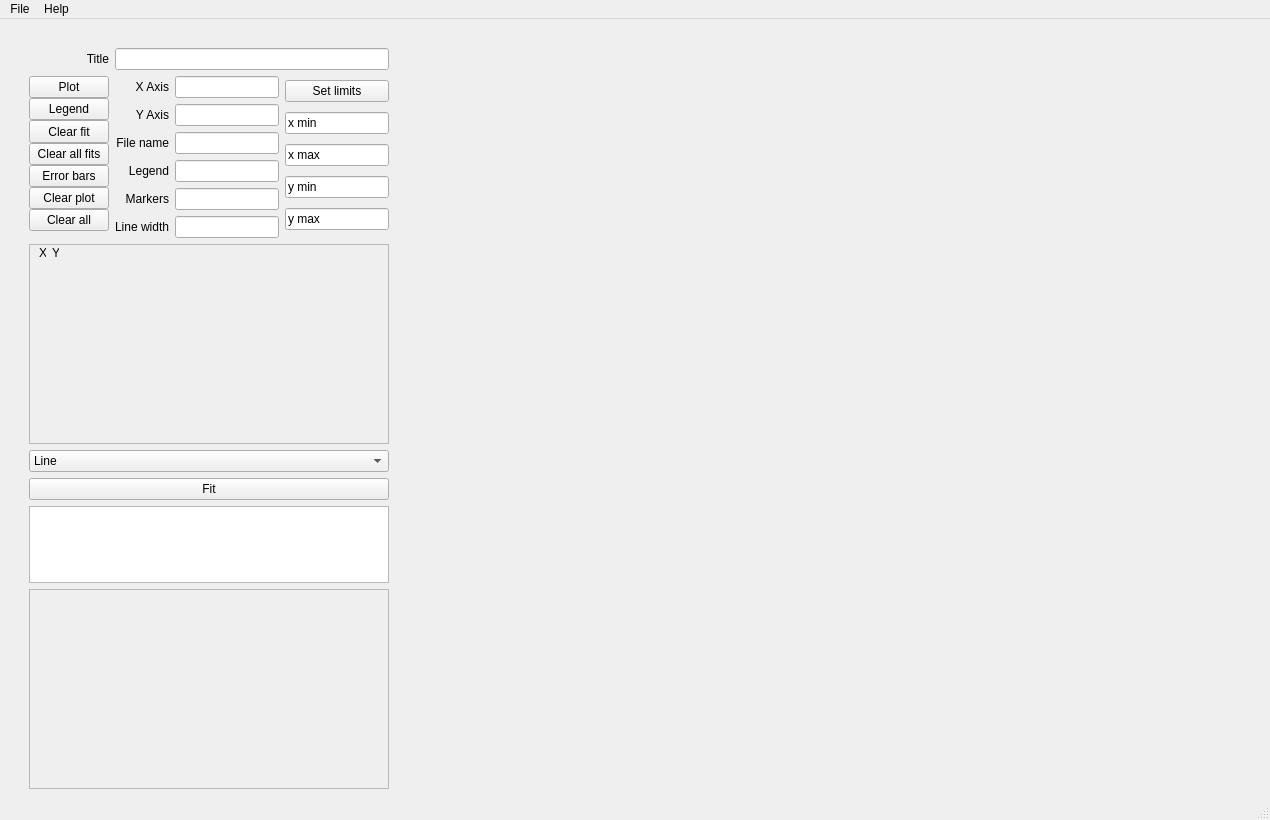
Before: the Qt Designer form a.ui in Arepop/Quick-Fitter, drawn with Qt 5.
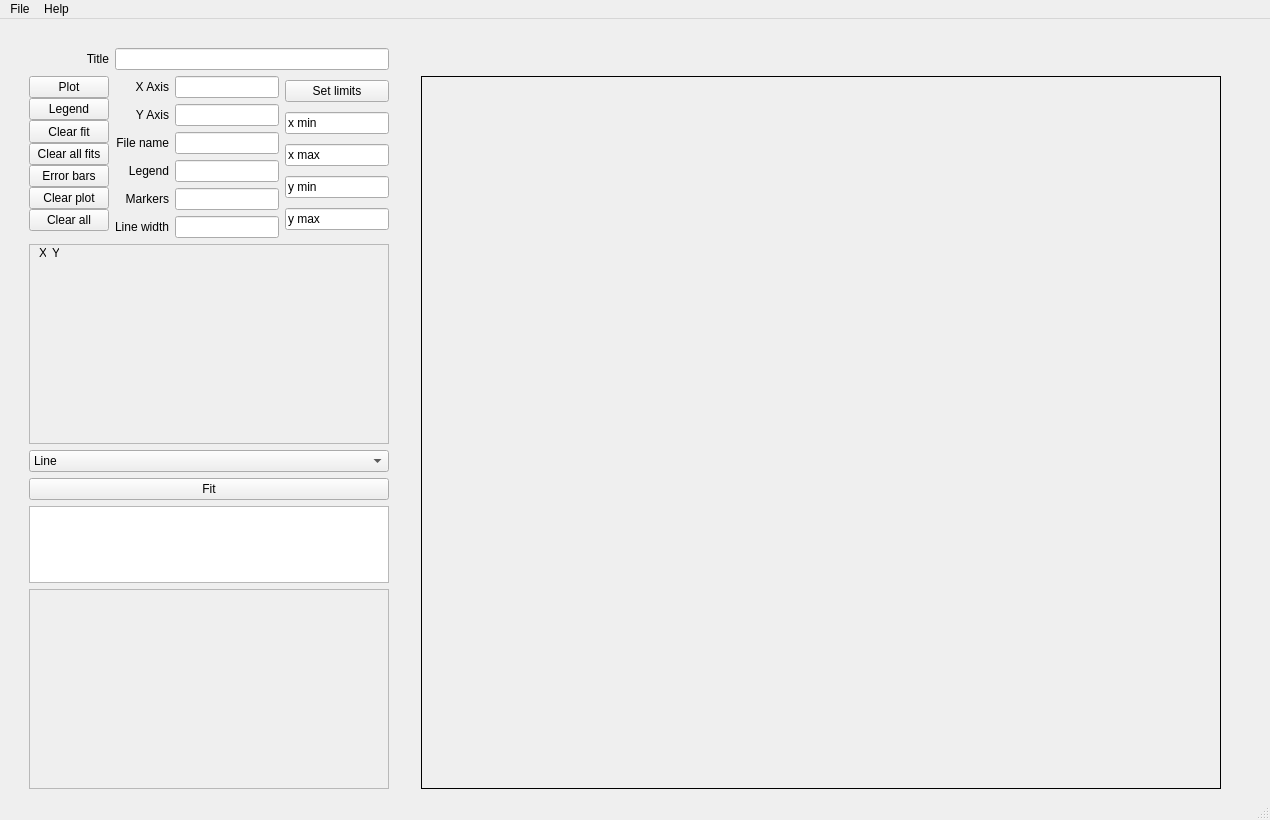
After: the same form once the commit is applied.

Patch:
```diff
--- a/a.ui
+++ b/a.ui
@@ -242,9 +242,15 @@
           <height>600</height>
          </size>
         </property>
+        <property name="frameShape">
+         <enum>QFrame::Box</enum>
+        </property>
         <property name="text">
          <string/>
         </property>
+        <property name="alignment">
+         <set>Qt::AlignBottom|Qt::AlignLeading|Qt::AlignLeft</set>
+        </property>
        </widget>
       </item>
       <item>
```
